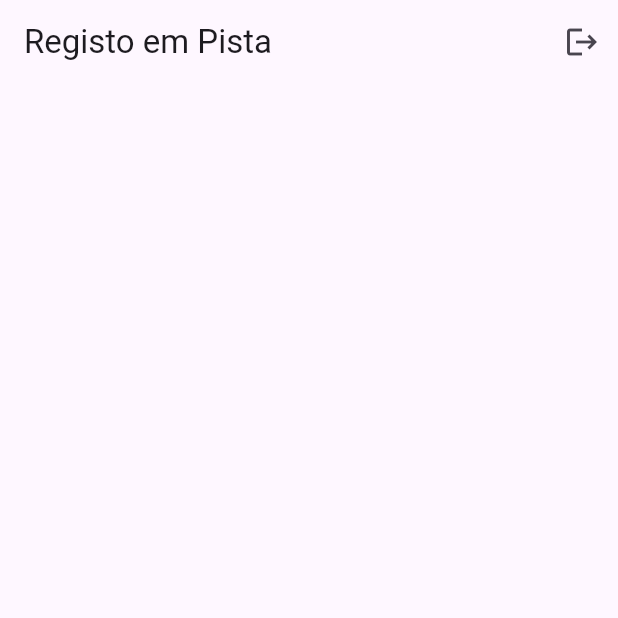
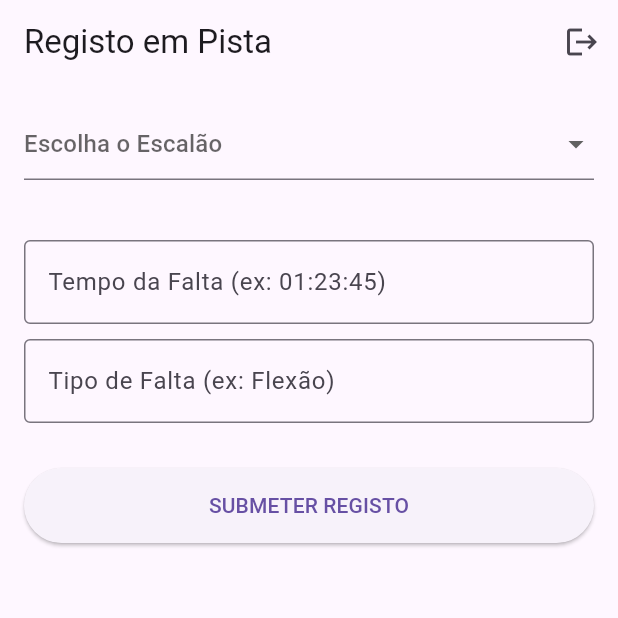
Before and after one commit to LeoPlix/Personal_Project-SpeedWalkingPlatform, a Flutter app: the screen it shows once a user with an empty profile is signed in, after a tap on the "logout" icon, on a phone screen of 412 x 824 dp, the top half of it. Run offline on Flutter 3.47's test engine with Material 3 defaults, Android fonts, the phone set to English and light mode, and no system bars; our stand-ins replace cloud_firestore, firebase_auth, firebase_core; accounts and stored records are empty.

Commit message:
feat: login working!!

```diff
--- a/lib/main.dart
+++ b/lib/main.dart
@@ -2,33 +2,24 @@ import 'package:flutter/material.dart';
 import 'package:firebase_core/firebase_core.dart';
 import 'package:firebase_auth/firebase_auth.dart';
 import 'package:cloud_firestore/cloud_firestore.dart';
+import 'firebase_options.dart'; //
 
 void main() async {
-  // Garante que o motor do Flutter está iniciado antes de chamar código nativo (Firebase)
   WidgetsFlutterBinding.ensureInitialized();
-
-  // Inicializa o Firebase (na prática, precisas do ficheiro firebase_options.dart gerado pelo FlutterFire)
-  // await Firebase.initializeApp();
-
+  await Firebase.initializeApp(options: DefaultFirebaseOptions.currentPlatform);
   runApp(const MarchaApp());
 }
 
 class MarchaApp extends StatelessWidget {
   const MarchaApp({super.key});
-
   @override
   Widget build(BuildContext context) {
     return MaterialApp(
-      title: 'App Juízes - Marcha',
-      theme: ThemeData(primarySwatch: Colors.blue),
-      // O StreamBuilder "ouve" o estado do utilizador.
-      // Se fez login, vai para a prova. Se não, vai para o Login.
+      theme: ThemeData(useMaterial3: true, primarySwatch: Colors.blue),
       home: StreamBuilder<User?>(
         stream: FirebaseAuth.instance.authStateChanges(),
         builder: (context, snapshot) {
-          if (snapshot.hasData) {
-            return const ProvaScreen(competitionId: 'prova_teste_123');
-          }
+          if (snapshot.hasData) return const ProvaScreen(competitionId: 'prova_teste_123');
           return const LoginScreen();
         },
       ),
@@ -36,49 +27,27 @@ class MarchaApp extends StatelessWidget {
   }
 }
 
-// ==========================================
-// ECRÃ 1: LOGIN DO JUIZ
-// ==========================================
-class LoginScreen extends StatefulWidget {
+// --- ECRÃ DE LOGIN (Simplificado conforme falámos) ---
+class LoginScreen extends StatelessWidget {
   const LoginScreen({super.key});
-
-  @override
-  State<LoginScreen> createState() => _LoginScreenState();
-}
-
-class _LoginScreenState extends State<LoginScreen> {
-  final _emailCtrl = TextEditingController();
-  final _passCtrl = TextEditingController();
-
-  Future<void> _fazerLogin() async {
-    try {
-      await FirebaseAuth.instance.signInWithEmailAndPassword(
-        email: _emailCtrl.text.trim(),
-        password: _passCtrl.text.trim(),
-      );
-      // Se tiver sucesso, o StreamBuilder no main() muda de ecrã automaticamente!
-    } catch (e) {
-      ScaffoldMessenger.of(context).showSnackBar(
-        SnackBar(content: Text('Erro no login: $e')),
-      );
-    }
-  }
-
   @override
   Widget build(BuildContext context) {
+    final emailCtrl = TextEditingController();
+    final passCtrl = TextEditingController();
     return Scaffold(
-      appBar: AppBar(title: const Text('Acesso Restrito - Juízes')),
+      appBar: AppBar(title: const Text('Login Juízes')),
       body: Padding(
         padding: const EdgeInsets.all(16.0),
         child: Column(
-          mainAxisAlignment: MainAxisAlignment.center,
           children: [
-            TextField(controller: _emailCtrl, decoration: const InputDecoration(labelText: 'Email')),
-            TextField(controller: _passCtrl, decoration: const InputDecoration(labelText: 'Password'), obscureText: true),
-            const SizedBox(height: 20),
+            TextField(controller: emailCtrl, decoration: const InputDecoration(labelText: 'Email')),
+            TextField(controller: passCtrl, decoration: const InputDecoration(labelText: 'Password'), obscureText: true),
             ElevatedButton(
-              onPressed: _fazerLogin,
-              child: const Text('Entrar na Prova'),
+              onPressed: () => FirebaseAuth.instance.signInWithEmailAndPassword(
+                email: emailCtrl.text.trim(),
+                password: passCtrl.text.trim(),
+              ),
+              child: const Text('Entrar'),
             )
           ],
         ),
@@ -87,81 +56,98 @@ class _LoginScreenState extends State<LoginScreen> {
   }
 }
 
-// ==========================================
-// ECRÃ 2: LISTA DE ATLETAS E REGISTO DE FALTAS
-// ==========================================
-class ProvaScreen extends StatelessWidget {
+// --- ECRÃ DA PROVA (Com Escalão e Formulário) ---
+class ProvaScreen extends StatefulWidget {
   final String competitionId;
   const ProvaScreen({super.key, required this.competitionId});
+  @override
+  State<ProvaScreen> createState() => _ProvaScreenState();
+}
 
-  // Função core: Registar a falta na base de dados
-  Future<void> _registarFalta(BuildContext context, String atletaId, String tipoFalta) async {
-    final juizAtual = FirebaseAuth.instance.currentUser;
-    if (juizAtual == null) return;
+class _ProvaScreenState extends State<ProvaScreen> {
+  String? _escalao;
+  String? _atletaId;
+  final _tempoCtrl = TextEditingController();
+  final _tipoFaltaCtrl = TextEditingController();
 
-    // Criar um novo documento na coleção 'infractions'
+  Future<void> _submeterFalta() async {
+    if (_atletaId == null || _tempoCtrl.text.isEmpty || _tipoFaltaCtrl.text.isEmpty) {
+      ScaffoldMessenger.of(context).showSnackBar(const SnackBar(content: Text('Preencha tudo!')));
+      return;
+    }
+
     await FirebaseFirestore.instance.collection('infractions').add({
-      'competition_id': competitionId,
-      'athlete_id': atletaId,
-      'judge_id': juizAtual.uid, // Regra de segurança: Só o próprio juiz regista com o seu ID
-      'infraction_type': tipoFalta, // Ex: 'flexao_joelho' ou 'contacto_continuo'
-      'timestamp': FieldValue.serverTimestamp(), // Fica registado o segundo exato pelo servidor, não pelo telemóvel
+      'competition_id': widget.competitionId,
+      'judge_id': FirebaseAuth.instance.currentUser?.uid,
+      'athlete_id': _atletaId,
+      'time': _tempoCtrl.text,
+      'type': _tipoFaltaCtrl.text,
+      'timestamp': FieldValue.serverTimestamp(),
     });
 
-    ScaffoldMessenger.of(context).showSnackBar(
-      const SnackBar(content: Text('Falta registada com sucesso!'), backgroundColor: Colors.green),
-    );
+    setState(() {
+      _atletaId = null;
+      _tempoCtrl.clear();
+      _tipoFaltaCtrl.clear();
+    });
+
+    ScaffoldMessenger.of(context).showSnackBar(const SnackBar(content: Text('Falta Registada!')));
   }
 
   @override
   Widget build(BuildContext context) {
     return Scaffold(
-      appBar: AppBar(
-        title: const Text('Registo em Pista'),
-        actions: [
-          IconButton(
-            icon: const Icon(Icons.logout),
-            onPressed: () => FirebaseAuth.instance.signOut(), // Faz logout instantâneo
-          )
-        ],
-      ),
-      // O StreamBuilder aqui puxa os atletas em tempo real do Firestore
-      body: StreamBuilder<QuerySnapshot>(
-        stream: FirebaseFirestore.instance
-            .collection('athletes')
-            .where('competition_id', isEqualTo: competitionId)
-            .snapshots(),
-        builder: (context, snapshot) {
-          if (!snapshot.hasData) return const Center(child: CircularProgressIndicator());
+      appBar: AppBar(title: const Text('Registo em Pista'), actions: [
+        IconButton(icon: const Icon(Icons.logout), onPressed: () => FirebaseAuth.instance.signOut())
+      ]),
+      body: SingleChildScrollView(
+        padding: const EdgeInsets.all(16.0),
+        child: Column(
+          children: [
+            // 1. Escolha do Escalão
+            DropdownButtonFormField<String>(
+              hint: const Text('Escolha o Escalão'),
+              value: _escalao,
+              items: ['Sub-18', 'Sub-20', 'Seniores'].map((e) => DropdownMenuItem(value: e, child: Text(e))).toList(),
+              onChanged: (val) => setState(() { _escalao = val; _atletaId = null; }),
+            ),
+            const SizedBox(height: 20),
 
-          final atletas = snapshot.data!.docs;
+            // 2. Escolha do Atleta (Dinâmico do Firestore)
+            if (_escalao != null)
+              StreamBuilder<QuerySnapshot>(
+                stream: FirebaseFirestore.instance
+                    .collection('athletes')
+                    .where('category', isEqualTo: _escalao)
+                    .snapshots(),
+                builder: (context, snapshot) {
+                  if (!snapshot.hasData) return const CircularProgressIndicator();
+                  return DropdownButtonFormField<String>(
+                    hint: const Text('Selecione o Atleta'),
+                    value: _atletaId,
+                    items: snapshot.data!.docs.map((doc) {
+                      return DropdownMenuItem(value: doc.id, child: Text("${doc['bib_number']} - ${doc['name']}"));
+                    }).toList(),
+                    onChanged: (val) => setState(() => _atletaId = val),
+                  );
+                },
+              ),
 
-          return ListView.builder(
-            itemCount: atletas.length,
-            itemBuilder: (context, index) {
-              final atleta = atletas[index];
-              return ListTile(
-                leading: CircleAvatar(child: Text(atleta['bib_number'].toString())),
-                title: Text(atleta['name']),
-                trailing: Row(
-                  mainAxisSize: MainAxisSize.min,
-                  children: [
-                    // Botão para falta de Flexão
-                    IconButton(
-                      icon: const Icon(Icons.warning_amber, color: Colors.orange),
-                      onPressed: () => _registarFalta(context, atleta.id, 'flexao'),
-                    ),
-                    // Botão para falta de Contacto
-                    IconButton(
-                      icon: const Icon(Icons.do_not_step, color: Colors.red),
-                      onPressed: () => _registarFalta(context, atleta.id, 'contacto'),
-                    ),
-                  ],
-                ),
-              );
-            },
-          );
-        },
+            const SizedBox(height: 20),
+
+            // 3. Tempo e Tipo
+            TextField(controller: _tempoCtrl, decoration: const InputDecoration(labelText: 'Tempo da Falta (ex: 01:23:45)', border: OutlineInputBorder())),
+            const SizedBox(height: 10),
+            TextField(controller: _tipoFaltaCtrl, decoration: const InputDecoration(labelText: 'Tipo de Falta (ex: Flexão)', border: OutlineInputBorder())),
+
+            const SizedBox(height: 30),
+            ElevatedButton(
+              style: ElevatedButton.styleFrom(minimumSize: const Size(double.infinity, 50)),
+              onPressed: _submeterFalta,
+              child: const Text('SUBMETER REGISTO'),
+            )
+          ],
+        ),
       ),
     );
   }
```
Also changed, not shown: 2 other files.
